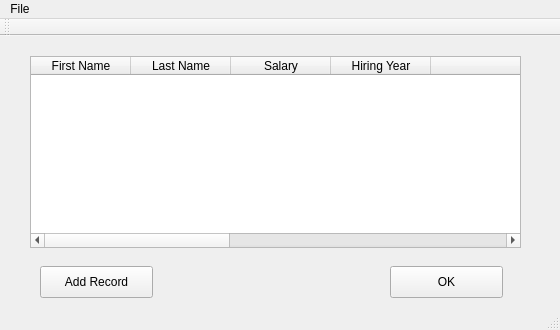
cmcderm/CSE335, file Project4/databaseform.ui: the form before one commit.
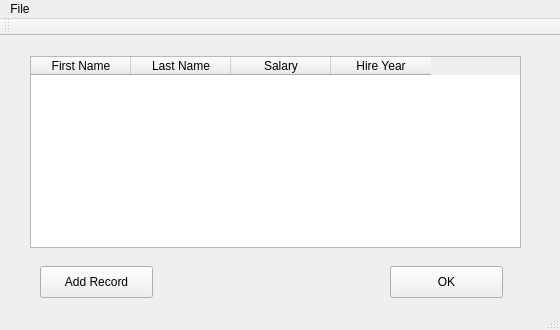
The form after the commit. Custom widgets are drawn as their Qt base class.

Patch:
```diff
--- a/Project4/databaseform.ui
+++ b/Project4/databaseform.ui
@@ -50,7 +50,7 @@
      </rect>
     </property>
     <property name="columnCount">
-     <number>10</number>
+     <number>4</number>
     </property>
     <attribute name="horizontalHeaderVisible">
      <bool>true</bool>
@@ -75,19 +75,9 @@
     </column>
     <column>
      <property name="text">
-      <string>Hiring Year</string>
+      <string>Hire Year</string>
      </property>
     </column>
-    <column>
-     <property name="text">
-      <string/>
-     </property>
-    </column>
-    <column/>
-    <column/>
-    <column/>
-    <column/>
-    <column/>
    </widget>
   </widget>
   <widget class="QMenuBar" name="menuBar">
@@ -123,6 +113,13 @@
   </action>
  </widget>
  <layoutdefault spacing="6" margin="11"/>
+ <customwidgets>
+  <customwidget>
+   <class>ConnorTableWidget</class>
+   <extends>QTableWidget</extends>
+   <header>connortablewidget.h</header>
+  </customwidget>
+ </customwidgets>
  <resources/>
  <connections/>
 </ui>
```
Left out of the diff: 2 changed lines with no effect on the pictures.
